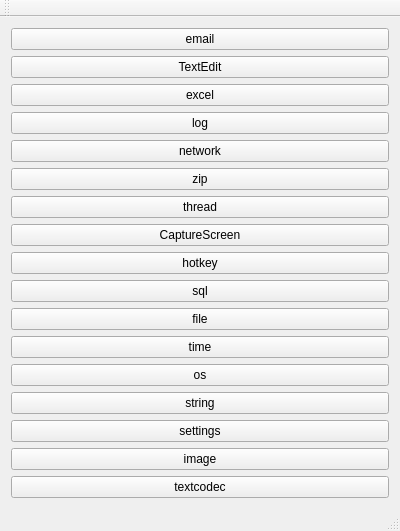
The window that Core/AaaTestCore/mainwindow.ui (pjh130/qt) describes before a commit, drawn with Qt 5.
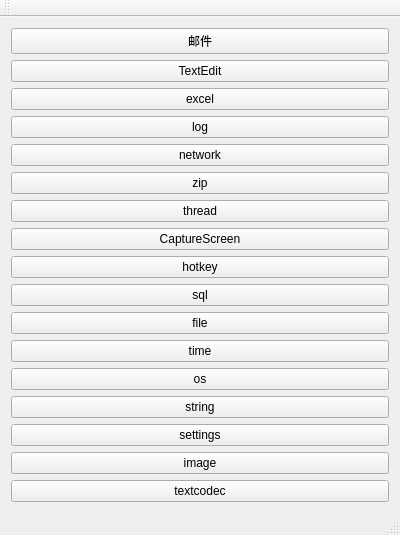
The same window after the commit.

```diff
--- a/Core/AaaTestCore/mainwindow.ui
+++ b/Core/AaaTestCore/mainwindow.ui
@@ -7,7 +7,7 @@
     <x>0</x>
     <y>0</y>
     <width>400</width>
-    <height>488</height>
+    <height>514</height>
    </rect>
   </property>
   <property name="windowTitle">
@@ -18,7 +18,7 @@
     <item>
      <widget class="QPushButton" name="pushButton_email">
       <property name="text">
-       <string>email</string>
+       <string>邮件</string>
       </property>
      </widget>
     </item>
```
